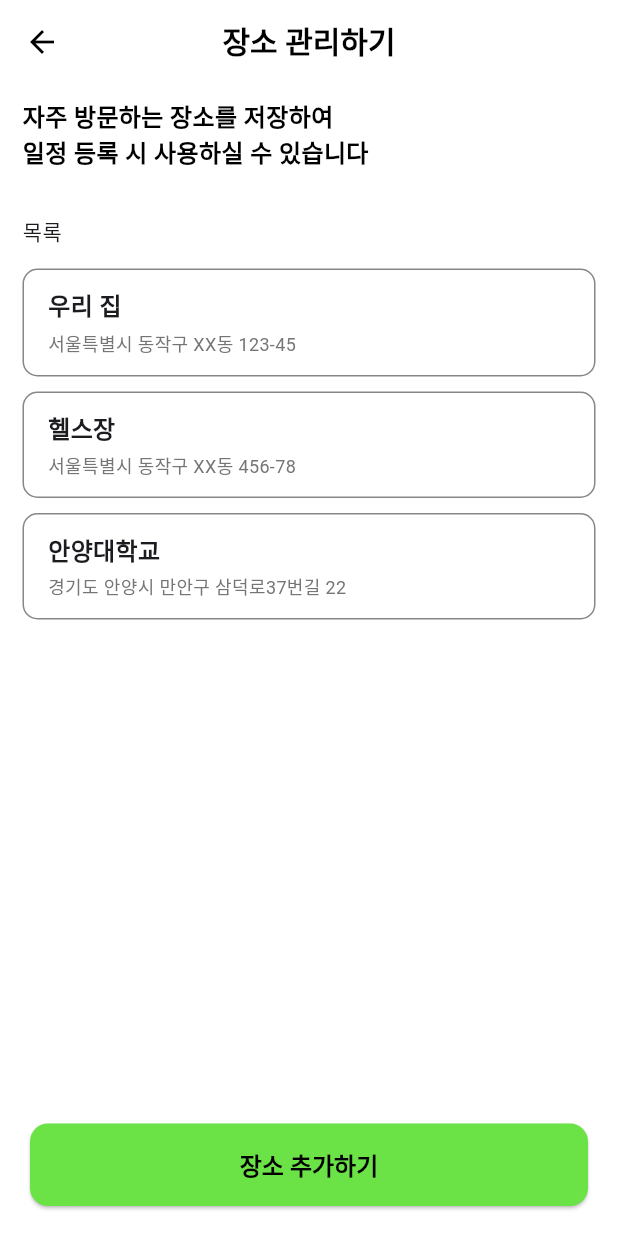
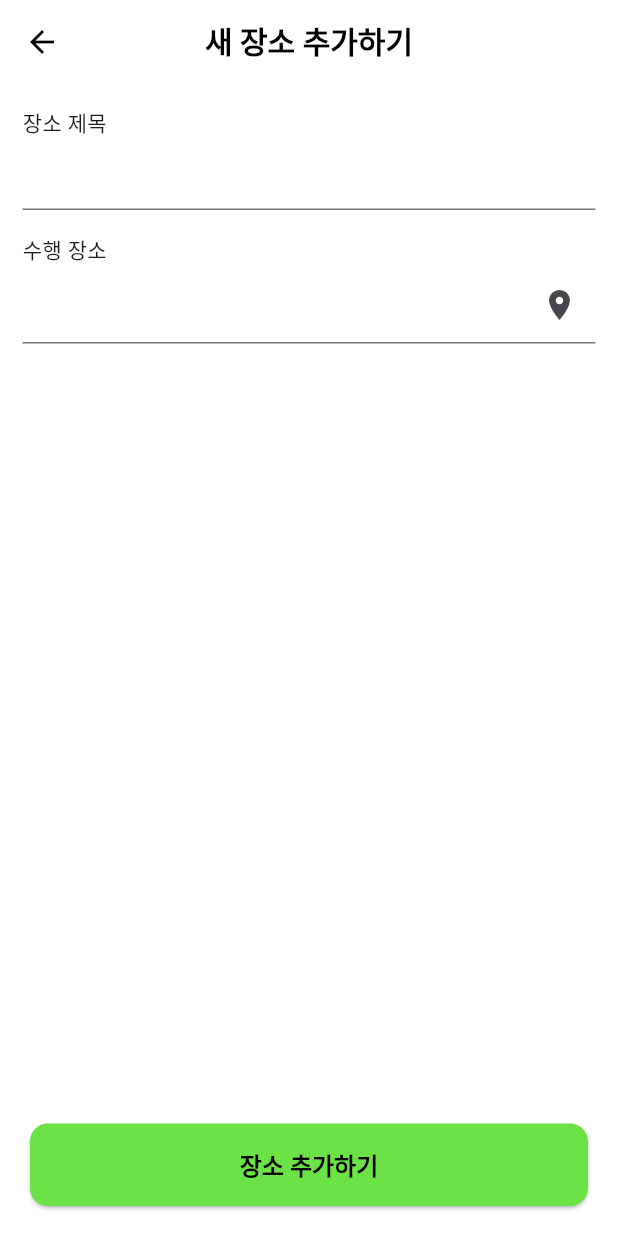
Before and after one commit to ycs-201707010/UniPlan_Client, a Flutter app: the addressEditPage screen opened directly, after a tap on "장소 추가하기", on a phone screen of 412 x 824 dp. Run offline on Flutter 3.47's test engine with Material 3 defaults, Android fonts, the phone set to English and light mode, and no system bars; drawn by our look-alikes of flutter_slidable; our stand-ins replace flutter_speed_dial, geolocator, google_maps_flutter, syncfusion_flutter_calendar; missing offline and left inert: google_places_api_flutter, wave_blob; accounts and stored records are empty; Roboto replaces fonts that are missing (NanumSquare).

Commit message:
250904 commit

```diff
--- a/lib/screens/address_add_page.dart
+++ b/lib/screens/address_add_page.dart
@@ -1,2 +1,120 @@
 // 장소를 생성 및 수정하는 페이지이다.
 // TODO :
+import 'package:all_new_uniplan/screens/location_deside_page.dart';
+import 'package:all_new_uniplan/widgets/top_bar.dart';
+import 'package:flutter/material.dart';
+
+class AddressAddPage extends StatefulWidget {
+  // 수정 모드로 입장시, 생성자에 수정할 데이터를 받을 파라미터 추가
+  final String? initialTitle;
+  final String? initialAddress;
+
+  const AddressAddPage({super.key, this.initialTitle, this.initialAddress});
+
+  @override
+  State<AddressAddPage> createState() => _AddressAddPageState();
+}
+
+class _AddressAddPageState extends State<AddressAddPage> {
+  final TextEditingController titleController =
+      TextEditingController(); // 장소 제목을 입력받을 컨트롤러.
+
+  /// 위치 선택
+  final TextEditingController locationController = TextEditingController();
+
+  Future<void> pickLocation() async {
+    final result = await Navigator.push(
+      context,
+      MaterialPageRoute(builder: (_) => LocationDesidePage()),
+    );
+
+    if (result != null) {
+      setState(() {
+        locationController.text = result['address']; // ✅ 주소 표시
+        // 필요한 경우 위도/경도도 저장 가능
+        // double lat = result['lat'];
+        // double lng = result['lng'];
+      });
+    }
+  } // 위치 선택 end
+
+  // ✅ 2. 수정 모드인지 아닌지 판별할 변수
+  bool get _isEditing => widget.initialTitle != null;
+
+  @override
+  void initState() {
+    super.initState();
+    // ✅ 3. initState에서 전달받은 데이터가 있으면 컨트롤러에 설정
+    if (_isEditing) {
+      titleController.text = widget.initialTitle!;
+      locationController.text = widget.initialAddress!;
+    }
+  }
+
+  @override
+  Widget build(BuildContext context) {
+    final bottomInset = MediaQuery.of(context).viewInsets.bottom;
+
+    return Scaffold(
+      // 추가/수정 모드에 따라 상단 바의 제목을 변경하도록
+      appBar: TopBar(title: _isEditing ? "장소 수정하기" : "새 장소 추가하기"),
+      body: SafeArea(
+        child: Padding(
+          padding: const EdgeInsets.all(15),
+          child: Column(
+            crossAxisAlignment: CrossAxisAlignment.start,
+            children: [
+              const Text("장소 제목"),
+              TextField(
+                controller: titleController,
+                decoration: InputDecoration(
+                  focusedBorder: UnderlineInputBorder(
+                    borderSide: BorderSide(color: Color(0xFF5CE546), width: 2),
+                  ),
+                ),
+              ),
+              const SizedBox(height: 16),
+              const Text("수행 장소"),
+              TextField(
+                controller: locationController,
+                readOnly: true,
+                decoration: const InputDecoration(
+                  suffixIcon: Icon(Icons.place),
+                  contentPadding: EdgeInsets.symmetric(vertical: 14),
+                  focusedBorder: UnderlineInputBorder(
+                    borderSide: BorderSide(color: Color(0xFF5CE546), width: 2),
+                  ),
+                ),
+                onTap: pickLocation,
+              ),
+            ],
+          ),
+        ),
+      ),
+
+      // ✅ 하단 버튼 (키보드에 따라 위로 밀려 올라감)
+      bottomNavigationBar: Padding(
+        padding: EdgeInsets.only(
+          top: 10,
+          left: 20,
+          right: 20,
+          bottom: bottomInset > 0 ? bottomInset + 20 : 20, // 키보드가 올라올 때 +10 여유
+        ),
+        child: SizedBox(
+          width: double.infinity,
+          height: 55,
+          child: ElevatedButton(
+            onPressed: () {
+              // TODO : 실제 장소를 DB에 추가하고 장소 관리창으로 이동하도록 해야함
+            },
+
+            child: const Text(
+              '장소 추가하기',
+              style: TextStyle(fontSize: 16, fontWeight: FontWeight.w600),
+            ),
+          ),
+        ),
+      ),
+    );
+  }
+}
--- a/lib/screens/address_edit_page.dart
+++ b/lib/screens/address_edit_page.dart
@@ -1,6 +1,7 @@
 // 사용자 계정에 생성된 '자주 가는 장소'를 관리하는 페이지이다.
 // TODO : ListView.builder를 사용해서 사용자가 저장한 장소 리스트를 불러와 위젯 리스트로 출력하기
 
+import 'package:all_new_uniplan/screens/address_add_page.dart';
 import 'package:all_new_uniplan/widgets/top_bar.dart';
 import 'package:flutter/material.dart';
 import 'package:flutter_slidable/flutter_slidable.dart';
@@ -72,6 +73,18 @@ class _addressEditPageState extends State<addressEditPage> {
                                 SlidableAction(
                                   onPressed: (context) {
                                     print('주소를 수정할겁니다');
+
+                                    Navigator.push(
+                                      context,
+                                      MaterialPageRoute(
+                                        builder:
+                                            (context) => AddressAddPage(
+                                              // 현재 항목의 데이터를 전달
+                                              initialTitle: entry.key,
+                                              initialAddress: entry.value,
+                                            ),
+                                      ),
+                                    );
                                   },
                                   backgroundColor: const Color(0xFF21B7CA),
                                   foregroundColor: Colors.white,
@@ -141,7 +154,12 @@ class _addressEditPageState extends State<addressEditPage> {
           width: double.infinity,
           height: 55,
           child: ElevatedButton(
-            onPressed: () {},
+            onPressed: () {
+              Navigator.push(
+                context,
+                MaterialPageRoute(builder: (context) => const AddressAddPage()),
+              );
+            },
 
             child: const Text(
               '장소 추가하기',
```
Also changed, not shown: 1 other file.
